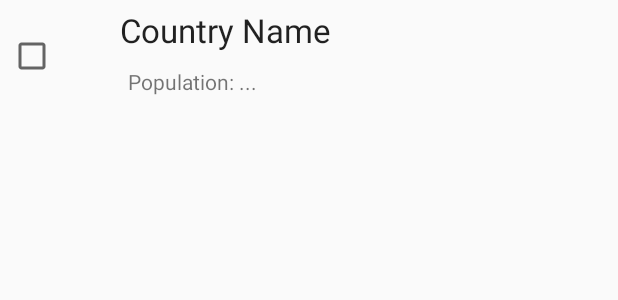
After one commit to nack714/SnowTam, an Android app: the layout list_item.xml on its own in the app's theme, with its tools: preview values and no code run, on a phone screen of 412 x 824 dp. The commit adds this screen. Shown: the top 300 px of the screen. Run offline under Robolectric (Android 15) with nearby library versions, the light colour scheme and no system bars.

Commit message:
Ajout liste airoport

```diff
--- a/app/build.gradle
+++ b/app/build.gradle
@@ -28,4 +28,5 @@ dependencies {
     androidTestImplementation 'androidx.test.ext:junit:1.1.0'
     androidTestImplementation 'androidx.test.espresso:espresso-core:3.1.1'
     implementation 'com.google.android.gms:play-services-maps:17.0.0'
+    implementation 'androidx.recyclerview:recyclerview:1.1.0'
 }
--- /dev/null
+++ b/app/src/main/res/layout/list_item.xml
@@ -0,0 +1,42 @@
+<?xml version="1.0" encoding="utf-8"?>
+<RelativeLayout xmlns:android="http://schemas.android.com/apk/res/android"
+    android:layout_width="match_parent" android:layout_height="match_parent">
+
+    <androidx.appcompat.widget.AppCompatCheckBox
+        android:layout_width="64dp"
+        android:layout_height="64dp"
+        android:id="@+id/imageView_flag"
+        android:layout_alignParentTop="true"
+        android:layout_alignParentLeft="true"
+        android:layout_alignParentStart="true"
+        android:layout_marginLeft="5dp"
+        android:layout_marginRight="5dp"
+        android:layout_marginTop="5dp" />
+
+    <TextView
+        android:layout_width="wrap_content"
+        android:layout_height="wrap_content"
+        android:textAppearance="?android:attr/textAppearanceLarge"
+        android:text="Country Name"
+        android:id="@+id/textView_countryName"
+        android:layout_alignParentTop="true"
+        android:layout_toRightOf="@+id/imageView_flag"
+        android:layout_alignParentRight="true"
+        android:layout_alignParentEnd="true"
+        android:layout_above="@+id/textView_population"
+        android:layout_margin="5dp" />
+
+    <TextView
+        android:layout_width="wrap_content"
+        android:layout_height="wrap_content"
+        android:textAppearance="?android:attr/textAppearanceSmall"
+        android:text="Population: ..."
+        android:id="@+id/textView_population"
+        android:layout_alignBottom="@+id/imageView_flag"
+        android:layout_alignLeft="@+id/textView_countryName"
+        android:layout_alignStart="@+id/textView_countryName"
+        android:layout_alignParentRight="true"
+        android:layout_alignParentEnd="true"
+        android:layout_margin="5dp" />
+
+</RelativeLayout>
```
Also changed, not shown: app/src/main/java/ensim/connesromane/snowtam/Airport.java (added, +53 -0 lines), app/src/main/java/ensim/connesromane/snowtam/MainActivity.java (+31 -0 lines), app/src/main/res/layout/activity_main.xml (+23 -5 lines), 1 other file.
